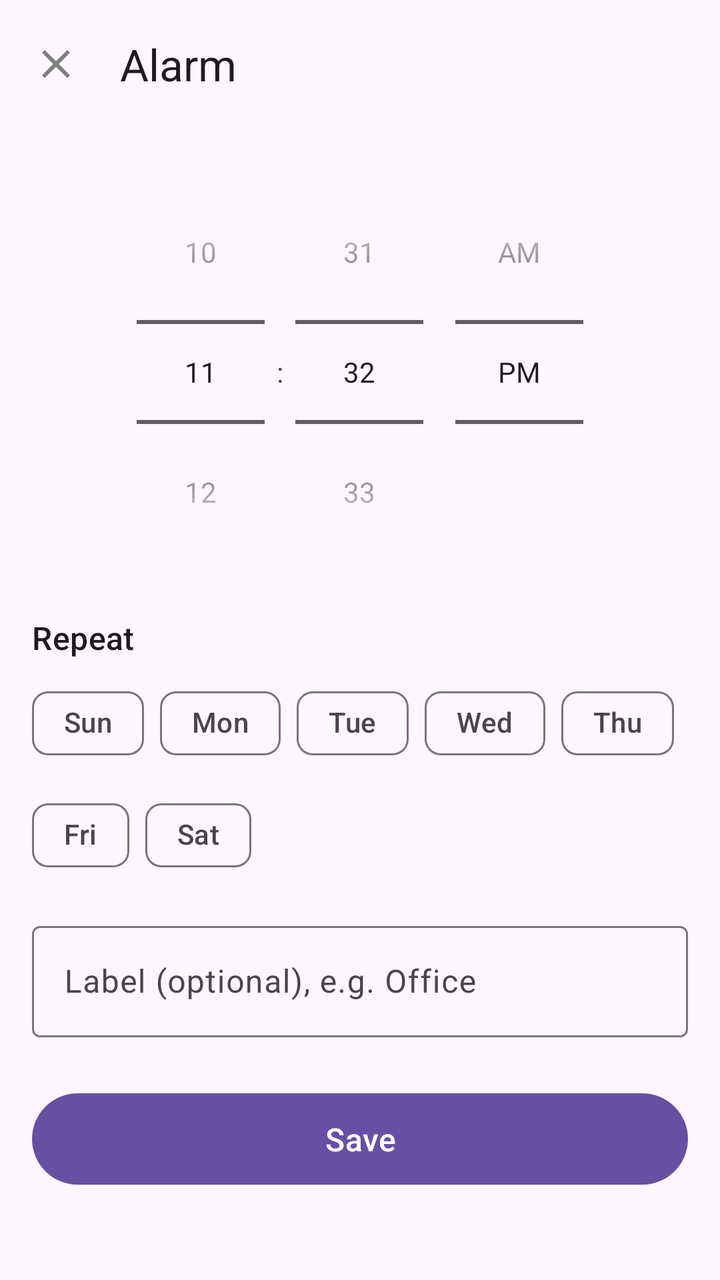
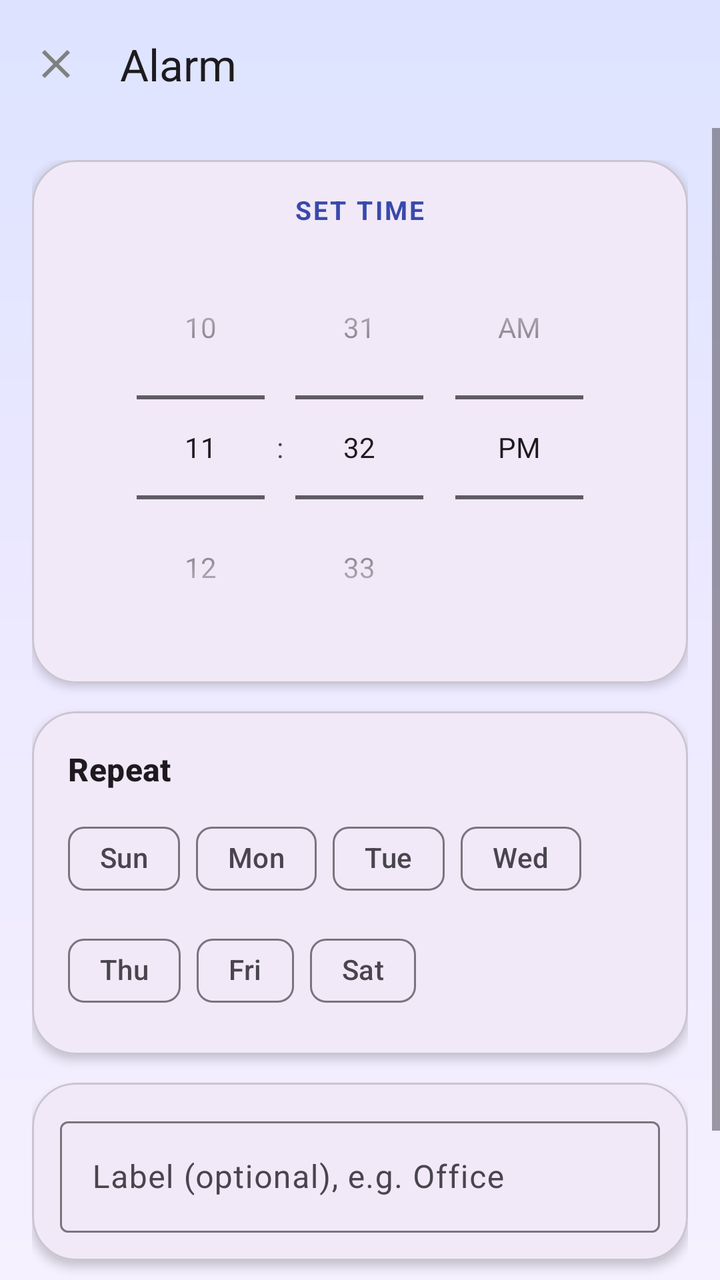

Compare the two renders of this Android layout. The source of the first and the diff that turns it into the second are given below.
<!-- AndroidManifest.xml: application theme Theme.WakeUpBuddy -->
<!-- res/layout/activity_alarm_edit.xml -->
<?xml version="1.0" encoding="utf-8"?>
<LinearLayout xmlns:android="http://schemas.android.com/apk/res/android"
    xmlns:app="http://schemas.android.com/apk/res-auto"
    android:layout_width="match_parent"
    android:layout_height="match_parent"
    android:orientation="vertical">

    <com.google.android.material.appbar.MaterialToolbar
        android:id="@+id/toolbar"
        android:layout_width="match_parent"
        android:layout_height="?attr/actionBarSize"
        app:navigationIcon="@drawable/ic_close"
        app:title="@string/edit_alarm" />

    <ScrollView
        android:layout_width="match_parent"
        android:layout_height="match_parent"
        android:fillViewport="true">

        <LinearLayout
            android:layout_width="match_parent"
            android:layout_height="wrap_content"
            android:orientation="vertical"
            android:padding="16dp">

            <TimePicker
                android:id="@+id/time_picker"
                android:layout_width="wrap_content"
                android:layout_height="wrap_content"
                android:layout_gravity="center_horizontal"
                android:timePickerMode="spinner" />

            <TextView
                android:layout_width="wrap_content"
                android:layout_height="wrap_content"
                android:layout_marginTop="16dp"
                android:text="@string/repeat_days"
                android:textAppearance="?attr/textAppearanceTitleMedium" />

            <com.google.android.material.chip.ChipGroup
                android:id="@+id/chip_group"
                android:layout_width="match_parent"
                android:layout_height="wrap_content"
                android:layout_marginTop="8dp"
                app:singleLine="false">

                <com.google.android.material.chip.Chip
                    android:id="@+id/chip_sun" style="@style/Widget.Material3.Chip.Filter"
                    android:layout_width="wrap_content" android:layout_height="wrap_content"
                    android:text="Sun" android:checkable="true" />
                <com.google.android.material.chip.Chip
                    android:id="@+id/chip_mon" style="@style/Widget.Material3.Chip.Filter"
                    android:layout_width="wrap_content" android:layout_height="wrap_content"
                    android:text="Mon" android:checkable="true" />
                <com.google.android.material.chip.Chip
                    android:id="@+id/chip_tue" style="@style/Widget.Material3.Chip.Filter"
                    android:layout_width="wrap_content" android:layout_height="wrap_content"
                    android:text="Tue" android:checkable="true" />
                <com.google.android.material.chip.Chip
                    android:id="@+id/chip_wed" style="@style/Widget.Material3.Chip.Filter"
                    android:layout_width="wrap_content" android:layout_height="wrap_content"
                    android:text="Wed" android:checkable="true" />
                <com.google.android.material.chip.Chip
                    android:id="@+id/chip_thu" style="@style/Widget.Material3.Chip.Filter"
                    android:layout_width="wrap_content" android:layout_height="wrap_content"
                    android:text="Thu" android:checkable="true" />
                <com.google.android.material.chip.Chip
                    android:id="@+id/chip_fri" style="@style/Widget.Material3.Chip.Filter"
                    android:layout_width="wrap_content" android:layout_height="wrap_content"
                    android:text="Fri" android:checkable="true" />
                <com.google.android.material.chip.Chip
                    android:id="@+id/chip_sat" style="@style/Widget.Material3.Chip.Filter"
                    android:layout_width="wrap_content" android:layout_height="wrap_content"
                    android:text="Sat" android:checkable="true" />
            </com.google.android.material.chip.ChipGroup>

            <com.google.android.material.textfield.TextInputLayout
                android:layout_width="match_parent"
                android:layout_height="wrap_content"
                android:layout_marginTop="16dp"
                android:hint="@string/label_hint"
                style="@style/Widget.Material3.TextInputLayout.OutlinedBox">

                <com.google.android.material.textfield.TextInputEditText
                    android:id="@+id/label_input"
                    android:layout_width="match_parent"
                    android:layout_height="wrap_content"
                    android:inputType="text"
                    android:maxLines="1" />
            </com.google.android.material.textfield.TextInputLayout>

            <com.google.android.material.button.MaterialButton
                android:id="@+id/save_button"
                android:layout_width="match_parent"
                android:layout_height="wrap_content"
                android:layout_marginTop="24dp"
                android:paddingVertical="12dp"
                android:text="@string/save"
                android:textSize="16sp" />
        </LinearLayout>
    </ScrollView>
</LinearLayout>
<!-- resources referenced by this layout -->
<resources>
  <!-- drawable ic_close (drawable) -->
  <vector xmlns:android="http://schemas.android.com/apk/res/android"
      android:width="24dp"
      android:height="24dp"
      android:viewportWidth="24"
      android:viewportHeight="24">
      <path
          android:fillColor="#808080"
          android:pathData="M19,6.41L17.59,5 12,10.59 6.41,5 5,6.41 10.59,12 5,17.59 6.41,19 12,13.41 17.59,19 19,17.59 13.41,12z" />
  </vector>
  <string name="edit_alarm">Alarm</string>
  <string name="label_hint">Label (optional), e.g. Office</string>
  <string name="repeat_days">Repeat</string>
  <string name="save">Save</string>
  <style name="Theme.WakeUpBuddy" parent="Theme.Material3.DayNight.NoActionBar" />
</resources>

<!-- the commit's change to res/layout/activity_alarm_edit.xml (unified diff, before → after) -->
@@ -3,12 +3,14 @@
     xmlns:app="http://schemas.android.com/apk/res-auto"
     android:layout_width="match_parent"
     android:layout_height="match_parent"
+    android:background="@drawable/bg_screen"
     android:orientation="vertical">
 
     <com.google.android.material.appbar.MaterialToolbar
         android:id="@+id/toolbar"
         android:layout_width="match_parent"
         android:layout_height="?attr/actionBarSize"
+        android:background="@android:color/transparent"
         app:navigationIcon="@drawable/ic_close"
         app:title="@string/edit_alarm" />
 
@@ -23,80 +25,132 @@
             android:orientation="vertical"
             android:padding="16dp">
 
-            <TimePicker
-                android:id="@+id/time_picker"
-                android:layout_width="wrap_content"
-                android:layout_height="wrap_content"
-                android:layout_gravity="center_horizontal"
-                android:timePickerMode="spinner" />
-
-            <TextView
-                android:layout_width="wrap_content"
-                android:layout_height="wrap_content"
-                android:layout_marginTop="16dp"
-                android:text="@string/repeat_days"
-                android:textAppearance="?attr/textAppearanceTitleMedium" />
-
-            <com.google.android.material.chip.ChipGroup
-                android:id="@+id/chip_group"
+            
+            <com.google.android.material.card.MaterialCardView
                 android:layout_width="match_parent"
                 android:layout_height="wrap_content"
-                android:layout_marginTop="8dp"
-                app:singleLine="false">
+                app:cardCornerRadius="22dp"
+                app:cardElevation="3dp">
 
-                <com.google.android.material.chip.Chip
-                    android:id="@+id/chip_sun" style="@style/Widget.Material3.Chip.Filter"
-                    android:layout_width="wrap_content" android:layout_height="wrap_content"
-                    android:text="Sun" android:checkable="true" />
-                <com.google.android.material.chip.Chip
-                    android:id="@+id/chip_mon" style="@style/Widget.Material3.Chip.Filter"
-                    android:layout_width="wrap_content" android:layout_height="wrap_content"
-                    android:text="Mon" android:checkable="true" />
-                <com.google.android.material.chip.Chip
-                    android:id="@+id/chip_tue" style="@style/Widget.Material3.Chip.Filter"
-                    android:layout_width="wrap_content" android:layout_height="wrap_content"
-                    android:text="Tue" android:checkable="true" />
-                <com.google.android.material.chip.Chip
-                    android:id="@+id/chip_wed" style="@style/Widget.Material3.Chip.Filter"
-                    android:layout_width="wrap_content" android:layout_height="wrap_content"
-                    android:text="Wed" android:checkable="true" />
-                <com.google.android.material.chip.Chip
-                    android:id="@+id/chip_thu" style="@style/Widget.Material3.Chip.Filter"
-                    android:layout_width="wrap_content" android:layout_height="wrap_content"
-                    android:text="Thu" android:checkable="true" />
-                <com.google.android.material.chip.Chip
-                    android:id="@+id/chip_fri" style="@style/Widget.Material3.Chip.Filter"
-                    android:layout_width="wrap_content" android:layout_height="wrap_content"
-                    android:text="Fri" android:checkable="true" />
-                <com.google.android.material.chip.Chip
-                    android:id="@+id/chip_sat" style="@style/Widget.Material3.Chip.Filter"
-                    android:layout_width="wrap_content" android:layout_height="wrap_content"
-                    android:text="Sat" android:checkable="true" />
-            </com.google.android.material.chip.ChipGroup>
+                <LinearLayout
+                    android:layout_width="match_parent"
+                    android:layout_height="wrap_content"
+                    android:gravity="center_horizontal"
+                    android:orientation="vertical"
+                    android:paddingTop="16dp"
+                    android:paddingBottom="12dp">
 
-            <com.google.android.material.textfield.TextInputLayout
+                    <TextView
+                        android:layout_width="wrap_content"
+                        android:layout_height="wrap_content"
+                        android:letterSpacing="0.08"
+                        android:text="SET TIME"
+                        android:textColor="@color/time_accent"
+                        android:textSize="13sp"
+                        android:textStyle="bold" />
+
+                    <TimePicker
+                        android:id="@+id/time_picker"
+                        android:layout_width="wrap_content"
+                        android:layout_height="wrap_content"
+                        android:layout_marginTop="4dp"
+                        android:timePickerMode="spinner" />
+                </LinearLayout>
+            </com.google.android.material.card.MaterialCardView>
+
+            
+            <com.google.android.material.card.MaterialCardView
                 android:layout_width="match_parent"
                 android:layout_height="wrap_content"
-                android:layout_marginTop="16dp"
-                android:hint="@string/label_hint"
-                style="@style/Widget.Material3.TextInputLayout.OutlinedBox">
+                android:layout_marginTop="14dp"
+                app:cardCornerRadius="22dp"
+                app:cardElevation="3dp">
 
-                <com.google.android.material.textfield.TextInputEditText
-                    android:id="@+id/label_input"
+                <LinearLayout
                     android:layout_width="match_parent"
                     android:layout_height="wrap_content"
-                    android:inputType="text"
-                    android:maxLines="1" />
-            </com.google.android.material.textfield.TextInputLayout>
+                    android:orientation="vertical"
+                    android:padding="18dp">
+
+                    <TextView
+                        android:layout_width="wrap_content"
+                        android:layout_height="wrap_content"
+                        android:text="@string/repeat_days"
+                        android:textAppearance="?attr/textAppearanceTitleMedium"
+                        android:textStyle="bold" />
+
+                    <com.google.android.material.chip.ChipGroup
+                        android:id="@+id/chip_group"
+                        android:layout_width="match_parent"
+                        android:layout_height="wrap_content"
+                        android:layout_marginTop="10dp"
+                        app:singleLine="false">
+
+                        <com.google.android.material.chip.Chip
+                            android:id="@+id/chip_sun" style="@style/Widget.Material3.Chip.Filter"
+                            android:layout_width="wrap_content" android:layout_height="wrap_content"
+                            android:text="Sun" android:checkable="true" />
+                        <com.google.android.material.chip.Chip
+                            android:id="@+id/chip_mon" style="@style/Widget.Material3.Chip.Filter"
+                            android:layout_width="wrap_content" android:layout_height="wrap_content"
+                            android:text="Mon" android:checkable="true" />
+                        <com.google.android.material.chip.Chip
+                            android:id="@+id/chip_tue" style="@style/Widget.Material3.Chip.Filter"
+                            android:layout_width="wrap_content" android:layout_height="wrap_content"
+                            android:text="Tue" android:checkable="true" />
+                        <com.google.android.material.chip.Chip
+                            android:id="@+id/chip_wed" style="@style/Widget.Material3.Chip.Filter"
+                            android:layout_width="wrap_content" android:layout_height="wrap_content"
+                            android:text="Wed" android:checkable="true" />
+                        <com.google.android.material.chip.Chip
+                            android:id="@+id/chip_thu" style="@style/Widget.Material3.Chip.Filter"
+                            android:layout_width="wrap_content" android:layout_height="wrap_content"
+                            android:text="Thu" android:checkable="true" />
+                        <com.google.android.material.chip.Chip
+                            android:id="@+id/chip_fri" style="@style/Widget.Material3.Chip.Filter"
+                            android:layout_width="wrap_content" android:layout_height="wrap_content"
+                            android:text="Fri" android:checkable="true" />
+                        <com.google.android.material.chip.Chip
+                            android:id="@+id/chip_sat" style="@style/Widget.Material3.Chip.Filter"
+                            android:layout_width="wrap_content" android:layout_height="wrap_content"
+                            android:text="Sat" android:checkable="true" />
+                    </com.google.android.material.chip.ChipGroup>
+                </LinearLayout>
+            </com.google.android.material.card.MaterialCardView>
+
+            
+            <com.google.android.material.card.MaterialCardView
+                android:layout_width="match_parent"
+                android:layout_height="wrap_content"
+                android:layout_marginTop="14dp"
+                app:cardCornerRadius="22dp"
+                app:cardElevation="3dp">
+
+                <com.google.android.material.textfield.TextInputLayout
+                    android:layout_width="match_parent"
+                    android:layout_height="wrap_content"
+                    android:layout_margin="14dp"
+                    android:hint="@string/label_hint"
+                    style="@style/Widget.Material3.TextInputLayout.OutlinedBox">
+
+                    <com.google.android.material.textfield.TextInputEditText
+                        android:id="@+id/label_input"
+                        android:layout_width="match_parent"
+                        android:layout_height="wrap_content"
+                        android:inputType="text"
+                        android:maxLines="1" />
+                </com.google.android.material.textfield.TextInputLayout>
+            </com.google.android.material.card.MaterialCardView>
 
             <com.google.android.material.button.MaterialButton
                 android:id="@+id/save_button"
                 android:layout_width="match_parent"
                 android:layout_height="wrap_content"
-                android:layout_marginTop="24dp"
-                android:paddingVertical="12dp"
+                android:layout_marginTop="22dp"
+                android:paddingVertical="14dp"
                 android:text="@string/save"
-                android:textSize="16sp" />
+                android:textSize="16sp"
+                app:cornerRadius="16dp" />
         </LinearLayout>
     </ScrollView>
 </LinearLayout>
<!-- resource entries referenced after the edit -->
@@ -1,5 +1,16 @@
 <!-- resources referenced by this layout -->
 <resources>
+  <color name="time_accent">#3949AB</color>
+  <!-- drawable bg_screen (drawable) -->
+  <?xml version="1.0" encoding="utf-8"?>
+  <shape xmlns:android="http://schemas.android.com/apk/res/android"
+      android:shape="rectangle">
+      <gradient
+          android:angle="270"
+          android:startColor="#DDE3FF"
+          android:centerColor="#EDE9FF"
+          android:endColor="#F5F1FF" />
+  </shape>
   <!-- drawable ic_close (drawable) -->
   <vector xmlns:android="http://schemas.android.com/apk/res/android"
       android:width="24dp"
